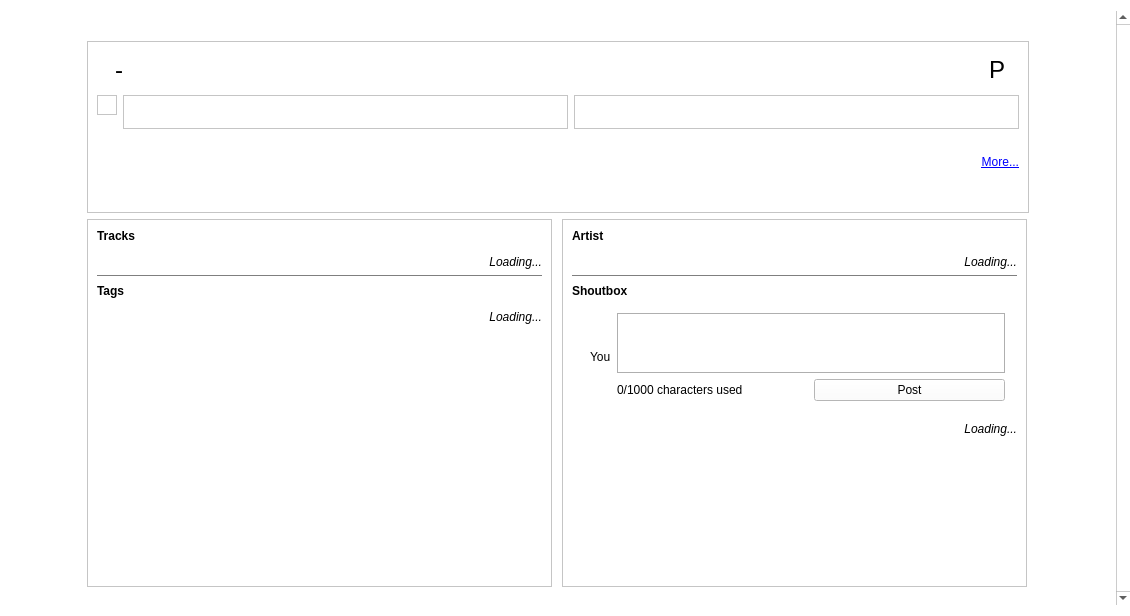
The window that hathor/halbumcontext.ui (jnetterf/hathor) describes before a commit, drawn with Qt 5.
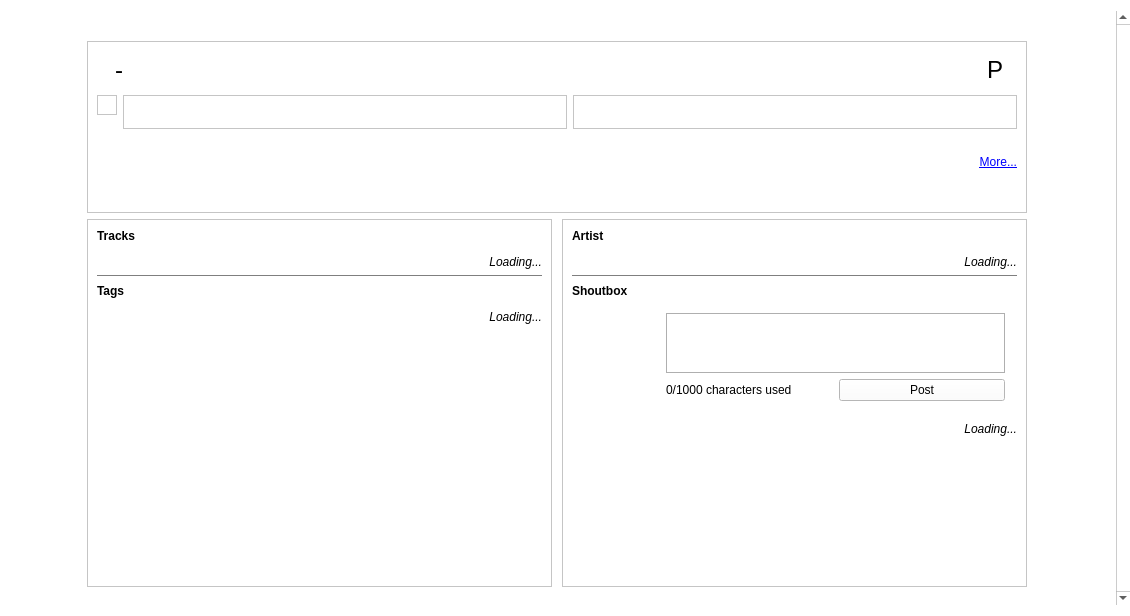
The same window after the commit. Icons and pictures are not drawn. Custom widgets are drawn as their Qt base class.

What changed in the file:
```diff
--- a/hathor/halbumcontext.ui
+++ b/hathor/halbumcontext.ui
@@ -584,6 +584,445 @@
             </layout>
            </widget>
           </item>
+          <item row="2" column="1" colspan="2">
+           <widget class="HGrowingWidget" name="widget_header" native="true">
+            <property name="minimumSize">
+             <size>
+              <width>32</width>
+              <height>0</height>
+             </size>
+            </property>
+            <layout class="QVBoxLayout" name="verticalLayout">
+             <property name="margin">
+              <number>0</number>
+             </property>
+             <item>
+              <widget class="QFrame" name="frame_header">
+               <property name="sizePolicy">
+                <sizepolicy hsizetype="Preferred" vsizetype="Maximum">
+                 <horstretch>0</horstretch>
+                 <verstretch>0</verstretch>
+                </sizepolicy>
+               </property>
+               <property name="minimumSize">
+                <size>
+                 <width>934</width>
+                 <height>0</height>
+                </size>
+               </property>
+               <property name="frameShape">
+                <enum>QFrame::StyledPanel</enum>
+               </property>
+               <property name="frameShadow">
+                <enum>QFrame::Raised</enum>
+               </property>
+               <layout class="QGridLayout" name="gridLayout">
+                <item row="0" column="0" colspan="3">
+                 <layout class="QHBoxLayout" name="horizontalLayout_8">
+                  <item>
+                   <widget class="QWidget" name="widget_6" native="true">
+                    <property name="minimumSize">
+                     <size>
+                      <width>120</width>
+                      <height>0</height>
+                     </size>
+                    </property>
+                    <property name="maximumSize">
+                     <size>
+                      <width>120</width>
+                      <height>16777215</height>
+                     </size>
+                    </property>
+                    <layout class="QHBoxLayout" name="horizontalLayout_9">
+                     <property name="margin">
+                      <number>0</number>
+                     </property>
+                     <item>
+                      <widget class="QToolButton" name="button_less_2">
+                       <property name="minimumSize">
+                        <size>
+                         <width>44</width>
+                         <height>0</height>
+                        </size>
+                       </property>
+                       <property name="maximumSize">
+                        <size>
+                         <width>44</width>
+                         <height>16777215</height>
+                        </size>
+                       </property>
+                       <property name="font">
+                        <font>
+                         <pointsize>18</pointsize>
+                        </font>
+                       </property>
+                       <property name="text">
+                        <string>-</string>
+                       </property>
+                       <property name="icon">
+                        <iconset resource="icons.qrc">
+                         <normaloff>:/icons/minus.png</normaloff>:/icons/minus.png</iconset>
+                       </property>
+                       <property name="iconSize">
+                        <size>
+                         <width>30</width>
+                         <height>30</height>
+                        </size>
+                       </property>
+                       <property name="autoRaise">
+                        <bool>true</bool>
+                       </property>
+                      </widget>
+                     </item>
+                     <item>
+                      <spacer name="horizontalSpacer_4">
+                       <property name="orientation">
+                        <enum>Qt::Horizontal</enum>
+                       </property>
+                       <property name="sizeHint" stdset="0">
+                        <size>
+                         <width>0</width>
+                         <height>20</height>
+                        </size>
+                       </property>
+                      </spacer>
+                     </item>
+                    </layout>
+                   </widget>
+                  </item>
+                  <item>
+                   <widget class="QLabel" name="label_album">
+                    <property name="sizePolicy">
+                     <sizepolicy hsizetype="Expanding" vsizetype="Preferred">
+                      <horstretch>0</horstretch>
+                      <verstretch>0</verstretch>
+                     </sizepolicy>
+                    </property>
+                    <property name="minimumSize">
+                     <size>
+                      <width>0</width>
+                      <height>38</height>
+                     </size>
+                    </property>
+                    <property name="maximumSize">
+                     <size>
+                      <width>16777215</width>
+                      <height>38</height>
+                     </size>
+                    </property>
+                    <property name="font">
+                     <font>
+                      <pointsize>18</pointsize>
+                      <weight>75</weight>
+                      <bold>true</bold>
+                     </font>
+                    </property>
+                    <property name="text">
+                     <string/>
+                    </property>
+                    <property name="alignment">
+                     <set>Qt::AlignCenter</set>
+                    </property>
+                   </widget>
+                  </item>
+                  <item>
+                   <widget class="QWidget" name="widget_7" native="true">
+                    <property name="minimumSize">
+                     <size>
+                      <width>120</width>
+                      <height>0</height>
+                     </size>
+                    </property>
+                    <property name="maximumSize">
+                     <size>
+                      <width>120</width>
+                      <height>16777215</height>
+                     </size>
+                    </property>
+                    <layout class="QHBoxLayout" name="horizontalLayout_10">
+                     <property name="margin">
+                      <number>0</number>
+                     </property>
+                     <item>
+                      <spacer name="horizontalSpacer_5">
+                       <property name="orientation">
+                        <enum>Qt::Horizontal</enum>
+                       </property>
+                       <property name="sizeHint" stdset="0">
+                        <size>
+                         <width>0</width>
+                         <height>20</height>
+                        </size>
+                       </property>
+                      </spacer>
+                     </item>
+                     <item>
+                      <widget class="QToolButton" name="button_play">
+                       <property name="minimumSize">
+                        <size>
+                         <width>44</width>
+                         <height>0</height>
+                        </size>
+                       </property>
+                       <property name="maximumSize">
+                        <size>
+                         <width>44</width>
+                         <height>16777215</height>
+                        </size>
+                       </property>
+                       <property name="font">
+                        <font>
+                         <pointsize>18</pointsize>
+                        </font>
+                       </property>
+                       <property name="text">
+                        <string>P</string>
+                       </property>
+                       <property name="icon">
+                        <iconset resource="icons.qrc">
+                         <normaloff>:/icons/media-play.png</normaloff>:/icons/media-play.png</iconset>
+                       </property>
+                       <property name="iconSize">
+                        <size>
+                         <width>30</width>
+                         <height>30</height>
+                        </size>
+                       </property>
+                       <property name="autoRaise">
+                        <bool>true</bool>
+                       </property>
+                      </widget>
+                     </item>
+                    </layout>
+                   </widget>
+                  </item>
+                 </layout>
+                </item>
+                <item row="1" column="0" rowspan="2">
+                 <layout class="QVBoxLayout" name="verticalLayout_6">
+                  <item>
+                   <widget class="QFrame" name="frame_art">
+                    <property name="sizePolicy">
+                     <sizepolicy hsizetype="Maximum" vsizetype="Preferred">
+                      <horstretch>0</horstretch>
+                      <verstretch>0</verstretch>
+                     </sizepolicy>
+                    </property>
+                    <property name="frameShape">
+                     <enum>QFrame::StyledPanel</enum>
+                    </property>
+                    <property name="frameShadow">
+                     <enum>QFrame::Raised</enum>
+                    </property>
+                    <layout class="QGridLayout" name="gridLayout_11">
+                     <item row="0" column="0">
+                      <widget class="HPixmapView" name="label_albumPic" native="true"/>
+                     </item>
+                    </layout>
+                   </widget>
+                  </item>
+                  <item>
+                   <spacer name="verticalSpacer_6">
+                    <property name="orientation">
+                     <enum>Qt::Vertical</enum>
+                    </property>
+                    <property name="sizeHint" stdset="0">
+                     <size>
+                      <width>0</width>
+                      <height>0</height>
+                     </size>
+                    </property>
+                   </spacer>
+                  </item>
+                 </layout>
+                </item>
+                <item row="1" column="1">
+                 <widget class="QFrame" name="frame_9">
+                  <property name="sizePolicy">
+                   <sizepolicy hsizetype="Expanding" vsizetype="Maximum">
+                    <horstretch>0</horstretch>
+                    <verstretch>0</verstretch>
+                   </sizepolicy>
+                  </property>
+                  <property name="frameShape">
+                   <enum>QFrame::StyledPanel</enum>
+                  </property>
+                  <property name="frameShadow">
+                   <enum>QFrame::Plain</enum>
+                  </property>
+                  <layout class="QHBoxLayout" name="horizontalLayout_12">
+                   <item>
+                    <widget class="QLabel" name="label_playcount">
+                     <property name="font">
+                      <font>
+                       <pointsize>9</pointsize>
+                      </font>
+                     </property>
+                     <property name="text">
+                      <string>&lt;html&gt;&lt;head/&gt;&lt;body&gt;&lt;p/&gt;&lt;/body&gt;&lt;/html&gt;</string>
+                     </property>
+                     <property name="alignment">
+                      <set>Qt::AlignCenter</set>
+                     </property>
+                    </widget>
+                   </item>
+                  </layout>
+                 </widget>
+                </item>
+                <item row="1" column="2">
+                 <widget class="QWidget" name="horizontalWidget_3" native="true">
+                  <property name="sizePolicy">
+                   <sizepolicy hsizetype="Expanding" vsizetype="Maximum">
+                    <horstretch>0</horstretch>
+                    <verstretch>0</verstretch>
+                   </sizepolicy>
+                  </property>
+                  <layout class="QHBoxLayout" name="horizontalLayout_11">
+                   <property name="margin">
+                    <number>0</number>
+                   </property>
+                   <item>
+                    <widget class="QFrame" name="frame_10">
+                     <property name="sizePolicy">
+                      <sizepolicy hsizetype="Expanding" vsizetype="Maximum">
+                       <horstretch>0</horstretch>
+                       <verstretch>0</verstretch>
+                      </sizepolicy>
+                     </property>
+                     <property name="frameShape">
+                      <enum>QFrame::StyledPanel</enum>
+                     </property>
+                     <property name="frameShadow">
+                      <enum>QFrame::Plain</enum>
+                     </property>
+                     <layout class="QHBoxLayout" name="horizontalLayout_13">
+                      <item>
+                       <widget class="QLabel" name="label_userplaycount">
+                        <property name="text">
+                         <string>&lt;html&gt;&lt;head/&gt;&lt;body&gt;&lt;p/&gt;&lt;/body&gt;&lt;/html&gt;</string>
+                        </property>
+                        <property name="alignment">
+                         <set>Qt::AlignCenter</set>
+                        </property>
+                       </widget>
+                      </item>
+                     </layout>
+                    </widget>
+                   </item>
+                  </layout>
+                 </widget>
+                </item>
+                <item row="2" column="1" colspan="2">
+                 <widget class="HStupidResizeWidget" name="scrollArea_3">
+                  <property name="sizePolicy">
+                   <sizepolicy hsizetype="Expanding" vsizetype="MinimumExpanding">
+                    <horstretch>0</horstretch>
+                    <verstretch>0</verstretch>
+                   </sizepolicy>
+                  </property>
+                  <property name="frameShape">
+                   <enum>QFrame::NoFrame</enum>
+                  </property>
+                  <property name="widgetResizable">
+                   <bool>true</bool>
+                  </property>
+                  <property name="alignment">
+                   <set>Qt::AlignLeading|Qt::AlignLeft|Qt::AlignTop</set>
+                  </property>
+                  <widget class="QWidget" name="scrollAreaWidgetContents_4">
+                   <property name="geometry">
+                    <rect>
+                     <x>0</x>
+                     <y>0</y>
+                     <width>890</width>
+                     <height>72</height>
+                    </rect>
+                   </property>
+                   <property name="sizePolicy">
+                    <sizepolicy hsizetype="Expanding" vsizetype="Preferred">
+                     <horstretch>0</horstretch>
+                     <verstretch>0</verstretch>
+                    </sizepolicy>
+                   </property>
+                   <layout class="QVBoxLayout" name="verticalLayout_7">
+                    <property name="margin">
+                     <number>0</number>
+                    </property>
+                    <item>
+                     <widget class="QLabel" name="label_description">
+                      <property name="sizePolicy">
+                       <sizepolicy hsizetype="Expanding" vsizetype="Minimum">
+                        <horstretch>0</horstretch>
+                        <verstretch>0</verstretch>
+                       </sizepolicy>
+                      </property>
+                      <property name="text">
+                       <string/>
+                      </property>
+                      <property name="alignment">
+                       <set>Qt::AlignLeading|Qt::AlignLeft|Qt::AlignTop</set>
+                      </property>
+                      <property name="wordWrap">
+                       <bool>true</bool>
+                      </property>
+                     </widget>
+                    </item>
+                    <item>
+                     <widget class="QLabel" name="label_moreDescription">
+                      <property name="sizePolicy">
+                       <sizepolicy hsizetype="Expanding" vsizetype="Preferred">
+                        <horstretch>0</horstretch>
+                        <verstretch>0</verstretch>
+                       </sizepolicy>
+                      </property>
+                      <property name="text">
+                       <string>&lt;A href=&quot;more&quot;&gt;More...</string>
+                      </property>
+                      <property name="alignment">
+                       <set>Qt::AlignRight|Qt::AlignTrailing|Qt::AlignVCenter</set>
+                      </property>
+                     </widget>
+                    </item>
+                    <item>
+                     <spacer name="verticalSpacer_7">
+                      <property name="orientation">
+                       <enum>Qt::Vertical</enum>
+                      </property>
+                      <property name="sizeHint" stdset="0">
+                       <size>
+                        <width>0</width>
+                        <height>0</height>
+                       </size>
+                      </property>
+                     </spacer>
+                    </item>
+                   </layout>
+                  </widget>
+                 </widget>
+                </item>
+               </layout>
+               <zorder>scrollArea_3</zorder>
+               <zorder>horizontalWidget_3</zorder>
+               <zorder></zorder>
+               <zorder>frame_9</zorder>
+              </widget>
+             </item>
+            </layout>
+           </widget>
+          </item>
+          <item row="0" column="0" rowspan="4">
+           <spacer name="verticalSpacer_2">
+            <property name="orientation">
+             <enum>Qt::Vertical</enum>
+            </property>
+            <property name="sizeHint" stdset="0">
+             <size>
+              <width>0</width>
+              <height>40</height>
+             </size>
+            </property>
+           </spacer>
+          </item>
           <item row="0" column="3" rowspan="4">
            <spacer name="verticalSpacer">
             <property name="orientation">
@@ -1587,15 +2026,12 @@
                  </widget>
                 </item>
                 <item row="0" column="0" rowspan="2">
-                 <widget class="QLabel" name="label_you">
-                  <property name="sizePolicy">
-                   <sizepolicy hsizetype="Maximum" vsizetype="Preferred">
-                    <horstretch>0</horstretch>
-                    <verstretch>0</verstretch>
-                   </sizepolicy>
-                  </property>
-                  <property name="text">
-                   <string>You</string>
+                 <widget class="HPixmapView" name="label_you" native="true">
+                  <property name="maximumSize">
+                   <size>
+                    <width>70</width>
+                    <height>16777215</height>
+                   </size>
                   </property>
                  </widget>
                 </item>
@@ -1635,430 +2071,6 @@
             </layout>
            </widget>
           </item>
-          <item row="0" column="0" rowspan="4">
-           <spacer name="verticalSpacer_2">
-            <property name="orientation">
-             <enum>Qt::Vertical</enum>
-            </property>
-            <property name="sizeHint" stdset="0">
-             <size>
-              <width>0</width>
-              <height>40</height>
-             </size>
-            </property>
-           </spacer>
-          </item>
-          <item row="2" column="1" colspan="2">
-           <widget class="QFrame" name="frame_header">
-            <property name="sizePolicy">
-             <sizepolicy hsizetype="Preferred" vsizetype="Maximum">
-              <horstretch>0</horstretch>
-              <verstretch>0</verstretch>
-             </sizepolicy>
-            </property>
-            <property name="minimumSize">
-             <size>
-              <width>938</width>
-              <height>0</height>
-             </size>
-            </property>
-            <property name="frameShape">
-             <enum>QFrame::StyledPanel</enum>
-            </property>
-            <property name="frameShadow">
-             <enum>QFrame::Raised</enum>
-            </property>
-            <layout class="QGridLayout" name="gridLayout">
-             <item row="0" column="0" colspan="3">
-              <layout class="QHBoxLayout" name="horizontalLayout_8">
-               <item>
-                <widget class="QWidget" name="widget_6" native="true">
-                 <property name="minimumSize">
-                  <size>
-                   <width>120</width>
-                   <height>0</height>
-                  </size>
-                 </property>
-                 <property name="maximumSize">
-                  <size>
-                   <width>120</width>
-                   <height>16777215</height>
-                  </size>
-                 </property>
-                 <layout class="QHBoxLayout" name="horizontalLayout_9">
-                  <property name="margin">
-                   <number>0</number>
-                  </property>
-                  <item>
-                   <widget class="QToolButton" name="button_less_2">
-                    <property name="minimumSize">
-                     <size>
-                      <width>44</width>
-                      <height>0</height>
-                     </size>
-                    </property>
-                    <property name="maximumSize">
-                     <size>
-                      <width>44</width>
-                      <height>16777215</height>
-                     </size>
-                    </property>
-                    <property name="font">
-                     <font>
-                      <pointsize>18</pointsize>
-                     </font>
-                    </property>
-                    <property name="text">
-                     <string>-</string>
-                    </property>
-                    <property name="icon">
-                     <iconset resource="icons.qrc">
-                      <normaloff>:/icons/minus.png</normaloff>:/icons/minus.png</iconset>
-                    </property>
-                    <property name="iconSize">
-                     <size>
-                      <width>30</width>
-                      <height>30</height>
-                     </size>
-                    </property>
-                    <property name="autoRaise">
-                     <bool>true</bool>
-                    </property>
-                   </widget>
-                  </item>
-                  <item>
-                   <spacer name="horizontalSpacer_4">
-                    <property name="orientation">
-                     <enum>Qt::Horizontal</enum>
-                    </property>
-                    <property name="sizeHint" stdset="0">
-                     <size>
-                      <width>0</width>
-                      <height>20</height>
-                     </size>
-                    </property>
-                   </spacer>
-                  </item>
-                 </layout>
-                </widget>
-               </item>
-               <item>
-                <widget class="QLabel" name="label_album">
-                 <property name="sizePolicy">
-                  <sizepolicy hsizetype="Expanding" vsizetype="Preferred">
-                   <horstretch>0</horstretch>
-                   <verstretch>0</verstretch>
-                  </sizepolicy>
-                 </property>
-                 <property name="minimumSize">
-                  <size>
-                   <width>0</width>
-                   <height>38</height>
-                  </size>
-                 </property>
-                 <property name="maximumSize">
-                  <size>
-                   <width>16777215</width>
-                   <height>38</height>
-                  </size>
-                 </property>
-                 <property name="font">
-                  <font>
-                   <pointsize>18</pointsize>
-                   <weight>75</weight>
-                   <bold>true</bold>
-                  </font>
-                 </property>
-                 <property name="text">
-                  <string/>
-                 </property>
-                 <property name="alignment">
-                  <set>Qt::AlignCenter</set>
-                 </property>
-                </widget>
-               </item>
-               <item>
-                <widget class="QWidget" name="widget_7" native="true">
-                 <property name="minimumSize">
-                  <size>
-                   <width>120</width>
-                   <height>0</height>
-                  </size>
-                 </property>
-                 <property name="maximumSize">
-                  <size>
-                   <width>120</width>
-                   <height>16777215</height>
-                  </size>
-                 </property>
-                 <layout class="QHBoxLayout" name="horizontalLayout_10">
-                  <property name="margin">
-                   <number>0</number>
-                  </property>
-                  <item>
-                   <spacer name="horizontalSpacer_5">
-                    <property name="orientation">
-                     <enum>Qt::Horizontal</enum>
-                    </property>
-                    <property name="sizeHint" stdset="0">
-                     <size>
-                      <width>0</width>
-                      <height>20</height>
-                     </size>
-                    </property>
-                   </spacer>
-                  </item>
-                  <item>
-                   <widget class="QToolButton" name="button_play">
-                    <property name="minimumSize">
-                     <size>
-                      <width>44</width>
-                      <height>0</height>
-                     </size>
-                    </property>
-                    <property name="maximumSize">
-                     <size>
-                      <width>44</width>
-                      <height>16777215</height>
-                     </size>
-                    </property>
-                    <property name="font">
-                     <font>
-                      <pointsize>18</pointsize>
-                     </font>
-                    </property>
-                    <property name="text">
-                     <string>P</string>
-                    </property>
-                    <property name="icon">
-                     <iconset resource="icons.qrc">
-                      <normaloff>:/icons/media-play.png</normaloff>:/icons/media-play.png</iconset>
-                    </property>
-                    <property name="iconSize">
-                     <size>
-                      <width>30</width>
-                      <height>30</height>
-                     </size>
-                    </property>
-                    <property name="autoRaise">
-                     <bool>true</bool>
-                    </property>
-                   </widget>
-                  </item>
-                 </layout>
-                </widget>
-               </item>
-              </layout>
-             </item>
-             <item row="1" column="0" rowspan="2">
-              <layout class="QVBoxLayout" name="verticalLayout_6">
-               <item>
-                <widget class="QFrame" name="frame_art">
-                 <property name="sizePolicy">
-                  <sizepolicy hsizetype="Maximum" vsizetype="Preferred">
-                   <horstretch>0</horstretch>
-                   <verstretch>0</verstretch>
-                  </sizepolicy>
-                 </property>
-                 <property name="frameShape">
-                  <enum>QFrame::StyledPanel</enum>
-                 </property>
-                 <property name="frameShadow">
-                  <enum>QFrame::Raised</enum>
-                 </property>
-                 <layout class="QGridLayout" name="gridLayout_11">
-                  <item row="0" column="0">
-                   <widget class="HPixmapView" name="label_albumPic" native="true"/>
-                  </item>
-                 </layout>
-                </widget>
-               </item>
-               <item>
-                <spacer name="verticalSpacer_6">
-                 <property name="orientation">
-                  <enum>Qt::Vertical</enum>
-                 </property>
-                 <property name="sizeHint" stdset="0">
-                  <size>
-                   <width>0</width>
-                   <height>0</height>
-                  </size>
-                 </property>
-                </spacer>
-               </item>
-              </layout>
-             </item>
-             <item row="1" column="1">
-              <widget class="QFrame" name="frame_9">
-               <property name="sizePolicy">
-                <sizepolicy hsizetype="Expanding" vsizetype="Maximum">
-                 <horstretch>0</horstretch>
-                 <verstretch>0</verstretch>
-                </sizepolicy>
-               </property>
-               <property name="frameShape">
-                <enum>QFrame::StyledPanel</enum>
-               </property>
-               <property name="frameShadow">
-                <enum>QFrame::Plain</enum>
-               </property>
-               <layout class="QHBoxLayout" name="horizontalLayout_12">
-                <item>
-                 <widget class="QLabel" name="label_playcount">
-                  <property name="font">
-                   <font>
-                    <pointsize>9</pointsize>
-                   </font>
-                  </property>
-                  <property name="text">
-                   <string>&lt;html&gt;&lt;head/&gt;&lt;body&gt;&lt;p/&gt;&lt;/body&gt;&lt;/html&gt;</string>
-                  </property>
-                  <property name="alignment">
-                   <set>Qt::AlignCenter</set>
-                  </property>
-                 </widget>
-                </item>
-               </layout>
-              </widget>
-             </item>
-             <item row="1" column="2">
-              <widget class="QWidget" name="horizontalWidget_3" native="true">
-               <property name="sizePolicy">
-                <sizepolicy hsizetype="Expanding" vsizetype="Maximum">
-                 <horstretch>0</horstretch>
-                 <verstretch>0</verstretch>
-                </sizepolicy>
-               </property>
-               <layout class="QHBoxLayout" name="horizontalLayout_11">
-                <property name="margin">
-                 <number>0</number>
-                </property>
-                <item>
-                 <widget class="QFrame" name="frame_10">
-                  <property name="sizePolicy">
-                   <sizepolicy hsizetype="Expanding" vsizetype="Maximum">
-                    <horstretch>0</horstretch>
-                    <verstretch>0</verstretch>
-                   </sizepolicy>
-                  </property>
-                  <property name="frameShape">
-                   <enum>QFrame::StyledPanel</enum>
-                  </property>
-                  <property name="frameShadow">
-                   <enum>QFrame::Plain</enum>
-                  </property>
-                  <layout class="QHBoxLayout" name="horizontalLayout_13">
-                   <item>
-                    <widget class="QLabel" name="label_userplaycount">
-                     <property name="text">
-                      <string>&lt;html&gt;&lt;head/&gt;&lt;body&gt;&lt;p/&gt;&lt;/body&gt;&lt;/html&gt;</string>
-                     </property>
-                     <property name="alignment">
-                      <set>Qt::AlignCenter</set>
-                     </property>
-                    </widget>
-                   </item>
-                  </layout>
-                 </widget>
-                </item>
-               </layout>
-              </widget>
-             </item>
-             <item row="2" column="1" colspan="2">
-              <widget class="HStupidResizeWidget" name="scrollArea_3">
-               <property name="sizePolicy">
-                <sizepolicy hsizetype="Expanding" vsizetype="MinimumExpanding">
-                 <horstretch>0</horstretch>
-                 <verstretch>0</verstretch>
-                </sizepolicy>
-               </property>
-               <property name="frameShape">
-                <enum>QFrame::NoFrame</enum>
-               </property>
-               <property name="widgetResizable">
-                <bool>true</bool>
-               </property>
-               <property name="alignment">
-                <set>Qt::AlignLeading|Qt::AlignLeft|Qt::AlignTop</set>
-               </property>
-               <widget class="QWidget" name="scrollAreaWidgetContents_4">
-                <property name="geometry">
-                 <rect>
-                  <x>0</x>
-                  <y>0</y>
-                  <width>894</width>
-                  <height>72</height>
-                 </rect>
-                </property>
-                <property name="sizePolicy">
-                 <sizepolicy hsizetype="Expanding" vsizetype="Preferred">
-                  <horstretch>0</horstretch>
-                  <verstretch>0</verstretch>
-                 </sizepolicy>
-                </property>
-                <layout class="QVBoxLayout" name="verticalLayout_7">
-                 <property name="margin">
-                  <number>0</number>
-                 </property>
-                 <item>
-                  <widget class="QLabel" name="label_description">
-                   <property name="sizePolicy">
-                    <sizepolicy hsizetype="Expanding" vsizetype="Minimum">
-                     <horstretch>0</horstretch>
-                     <verstretch>0</verstretch>
-                    </sizepolicy>
-                   </property>
-                   <property name="text">
-                    <string> </string>
-                   </property>
-                   <property name="alignment">
-                    <set>Qt::AlignLeading|Qt::AlignLeft|Qt::AlignTop</set>
-                   </property>
-                   <property name="wordWrap">
-                    <bool>true</bool>
-                   </property>
-                  </widget>
-                 </item>
-                 <item>
-                  <widget class="QLabel" name="label_moreDescription">
-                   <property name="sizePolicy">
-                    <sizepolicy hsizetype="Expanding" vsizetype="Preferred">
-                     <horstretch>0</horstretch>
-                     <verstretch>0</verstretch>
-                    </sizepolicy>
-                   </property>
-                   <property name="text">
-                    <string>&lt;A href=&quot;more&quot;&gt;More...</string>
-                   </property>
-                   <property name="alignment">
-                    <set>Qt::AlignRight|Qt::AlignTrailing|Qt::AlignVCenter</set>
-                   </property>
-                  </widget>
-                 </item>
-                 <item>
-                  <spacer name="verticalSpacer_7">
-                   <property name="orientation">
-                    <enum>Qt::Vertical</enum>
-                   </property>
-                   <property name="sizeHint" stdset="0">
-                    <size>
-                     <width>0</width>
-                     <height>0</height>
-                    </size>
-                   </property>
-                  </spacer>
-                 </item>
-                </layout>
-               </widget>
-              </widget>
-             </item>
-            </layout>
-            <zorder>scrollArea_3</zorder>
-            <zorder>horizontalWidget_3</zorder>
-            <zorder></zorder>
-            <zorder>frame_9</zorder>
-           </widget>
-          </item>
          </layout>
         </widget>
        </item>
@@ -2081,6 +2093,12 @@
    <header>hstupidresizewidget.h</header>
    <container>1</container>
   </customwidget>
+  <customwidget>
+   <class>HGrowingWidget</class>
+   <extends>QWidget</extends>
+   <header>hgrowingwidget.h</header>
+   <container>1</container>
+  </customwidget>
  </customwidgets>
  <resources>
   <include location="icons.qrc"/>
```
